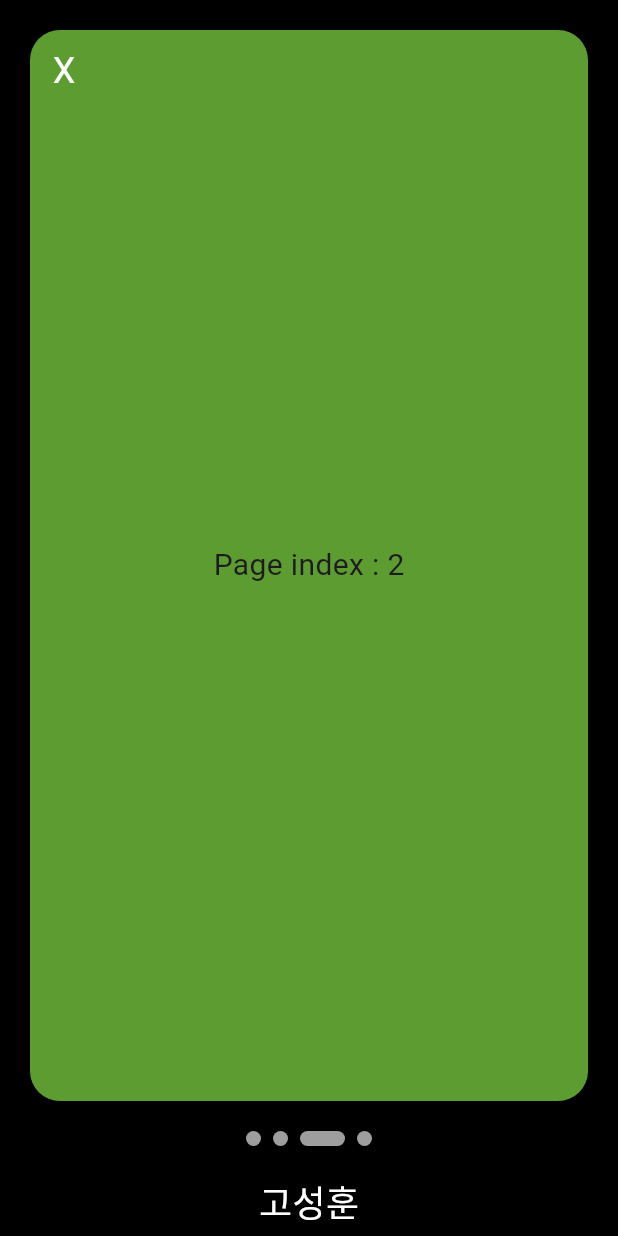
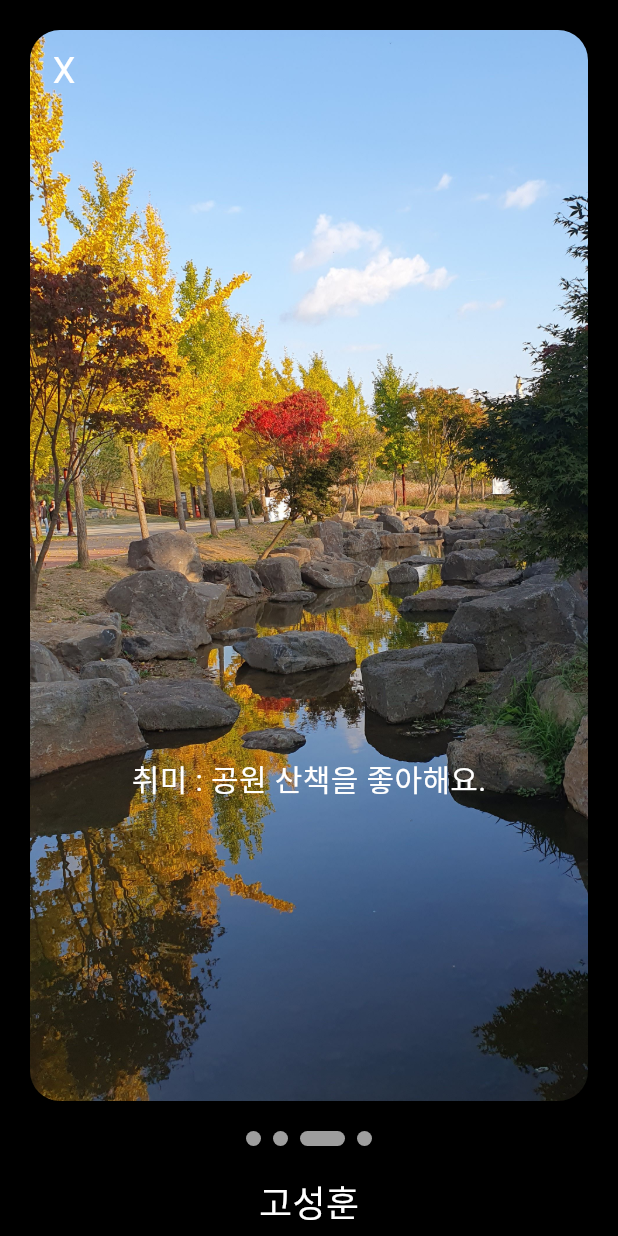
Before and after one commit to LeeHJuu/practice_team_info_app, a Flutter app: the MemberPageKsh screen opened directly, swiped to page 3, on a phone screen of 412 x 824 dp. Run offline on Flutter 3.47's test engine with Material 3 defaults, Android fonts, the phone set to English and light mode, and no system bars; drawn by our look-alikes of smooth_page_indicator; our stand-ins replace get.

Commit message:
멤버소개_고성훈_업데이트

```diff
--- a/lib/member_page_ksh.dart
+++ b/lib/member_page_ksh.dart
@@ -1,3 +1,4 @@
+import 'dart:collection';
 import 'package:flutter/material.dart';
 import 'package:get/get.dart';
 import 'package:smooth_page_indicator/smooth_page_indicator.dart';
@@ -7,13 +8,15 @@ class MemberPageKsh extends StatelessWidget {
 
   @override
   Widget build(BuildContext context) {
-    // check:: 여기에 보여줄 페이지들 목록 집어넣기.
-    return _infoPageWidget([
+    List<Widget> pagelist = [
       FirstScreen(),
       SecondScreen(),
       ThirdScreen(),
       FourthScreen(),
-    ]);
+    ];
+
+    // check:: 여기에 보여줄 페이지들 목록 집어넣기.
+    return _infoPageWidget(pagelist);
   }
 
   final PageController _pageController = PageController();
@@ -31,6 +34,14 @@ class MemberPageKsh extends StatelessWidget {
                   onTap: () {
                     int nextPage = _pageController.page!.toInt() + 1;
                     if (nextPage < myInfoPages.length) {
+                      _pageController.animateToPage(
+                        nextPage,
+                        duration: const Duration(milliseconds: 100),
+                        curve: Curves.easeInOut,
+                      );
+                    }
+                    else {
+                      nextPage = 0;
                       _pageController.animateToPage(
                         nextPage,
                         duration: const Duration(milliseconds: 100),
@@ -95,12 +106,23 @@ class MemberPageKsh extends StatelessWidget {
   Widget FirstScreen() {
     return SizedBox.expand(
       child: Container(
-        color: const Color.fromARGB(255, 113, 43, 116),
-        child: const Center(
-          child: Text(
-            'Page index : 0',
-            style: TextStyle(fontSize: 20),
+        decoration: const BoxDecoration(
+          image: DecorationImage(
+            image: AssetImage('assets/images/ksh1.jpg'), // 배경 이미지 경로
+            fit: BoxFit.cover, // 이미지 크기 조정 방식
           ),
+        ),
+        child: Column(
+          mainAxisAlignment: MainAxisAlignment.end, // 세로축에서 아래쪽에 정렬
+          children: const [
+            Padding(
+              padding: EdgeInsets.only(bottom: 200), // 아래에 여백 추가
+              child: Text(
+                '1조 고성훈을 소개합니다.',
+                style: TextStyle(fontSize: 20, color: Colors.white),
+              ),
+            ),
+          ],
         ),
       ),
     );
@@ -109,12 +131,23 @@ class MemberPageKsh extends StatelessWidget {
   Widget SecondScreen() {
     return SizedBox.expand(
       child: Container(
-        color: Colors.blue,
-        child: const Center(
-          child: Text(
-            'Page index : 1',
-            style: TextStyle(fontSize: 20),
+        decoration: const BoxDecoration(
+          image: DecorationImage(
+            image: AssetImage('assets/images/ksh2.jpg'), // 배경 이미지 경로
+            fit: BoxFit.cover, // 이미지 크기 조정 방식
           ),
+        ),
+        child: Column(
+          mainAxisAlignment: MainAxisAlignment.end, // 세로축에서 아래쪽에 정렬
+          children: const [
+            Padding(
+              padding: EdgeInsets.only(bottom: 200), // 아래에 여백 추가
+              child: Text(
+                '나이 : 꽃을 좋아하는 나이;;',
+                style: TextStyle(fontSize: 20, color: Colors.white),
+              ),
+            ),
+          ],
         ),
       ),
     );
@@ -123,12 +156,23 @@ class MemberPageKsh extends StatelessWidget {
   Widget ThirdScreen() {
     return SizedBox.expand(
       child: Container(
-        color: const Color.fromARGB(255, 92, 156, 49),
-        child: const Center(
-          child: Text(
-            'Page index : 2',
-            style: TextStyle(fontSize: 20),
+        decoration: const BoxDecoration(
+          image: DecorationImage(
+            image: AssetImage('assets/images/ksh3.jpg'), // 배경 이미지 경로
+            fit: BoxFit.cover, // 이미지 크기 조정 방식
           ),
+        ),
+        child: Column(
+          mainAxisAlignment: MainAxisAlignment.end, // 세로축에서 아래쪽에 정렬
+          children: const [
+            Padding(
+              padding: EdgeInsets.only(bottom: 200), // 아래에 여백 추가
+              child: Text(
+                '취미 : 공원 산책을 좋아해요.',
+                style: TextStyle(fontSize: 20, color: Colors.white),
+              ),
+            ),
+          ],
         ),
       ),
     );
@@ -137,12 +181,23 @@ class MemberPageKsh extends StatelessWidget {
   Widget FourthScreen() {
     return SizedBox.expand(
       child: Container(
-        color: const Color.fromARGB(255, 243, 100, 33),
-        child: const Center(
-          child: Text(
-            'Page index : 3',
-            style: TextStyle(fontSize: 20),
+        decoration: const BoxDecoration(
+          image: DecorationImage(
+            image: AssetImage('assets/images/ksh4.jpg'), // 배경 이미지 경로
+            fit: BoxFit.cover, // 이미지 크기 조정 방식
           ),
+        ),
+        child: Column(
+          mainAxisAlignment: MainAxisAlignment.end, // 세로축에서 아래쪽에 정렬
+          children: const [
+            Padding(
+              padding: EdgeInsets.only(bottom: 200), // 아래에 여백 추가
+              child: Text(
+                '앞으로의 계획 : 쉬엄쉬엄 천천히 가자!!',
+                style: TextStyle(fontSize: 20, color: Colors.white),
+              ),
+            ),
+          ],
         ),
       ),
     );
```
Also changed, not shown: assets/images/ksh1.jpg (added), assets/images/ksh2.jpg (added), assets/images/ksh3.jpg (added), assets/images/ksh4.jpg (added).
